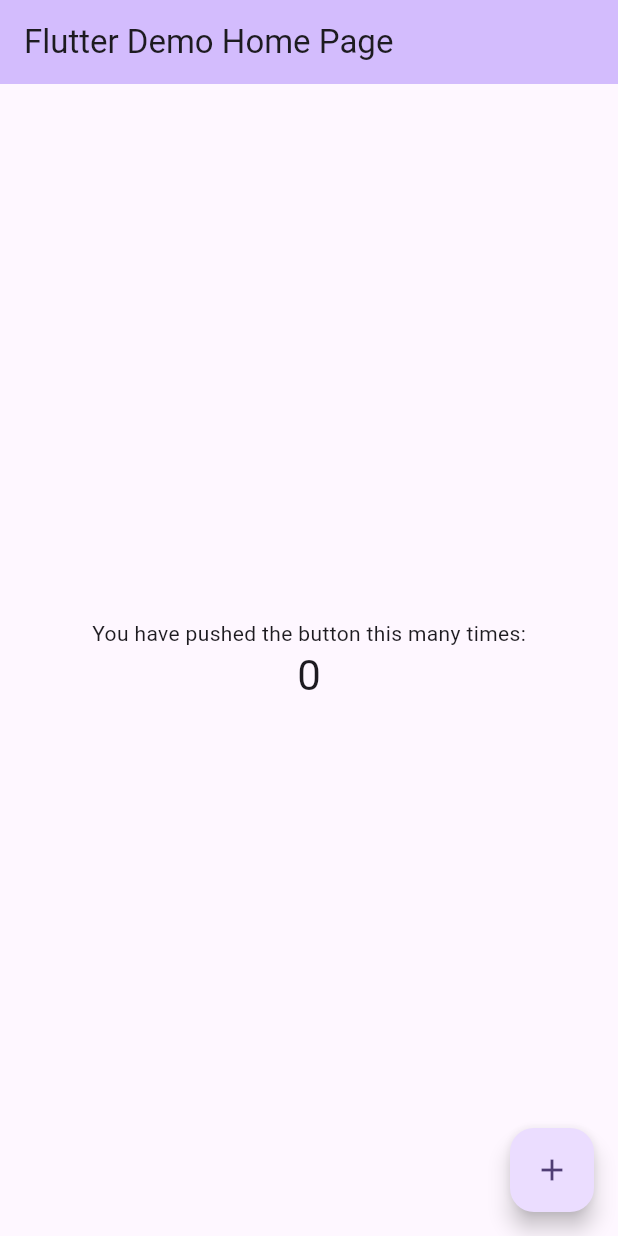
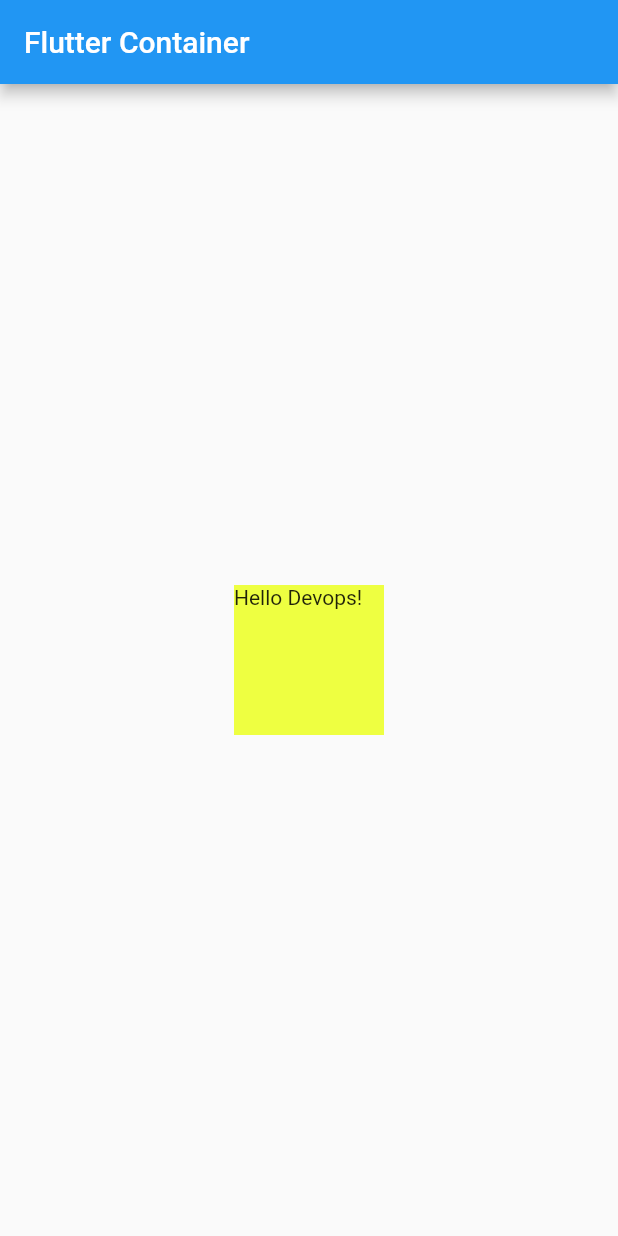
Before and after one commit to swarupcs/flutter_basics, a Flutter app: the screen it shows after launch, on a phone screen of 412 x 824 dp. Run offline on Flutter 3.47's test engine with Material 2 defaults, Android fonts, the phone set to English and light mode, and no system bars.

Commit message:
Container

```diff
--- a/lib/main.dart
+++ b/lib/main.dart
@@ -12,81 +12,45 @@ class MyApp extends StatelessWidget {
   Widget build(BuildContext context) {
     return MaterialApp(
       title: 'Flutter Demo',
+      debugShowCheckedModeBanner: false,
       theme: ThemeData(
-
-        colorScheme: ColorScheme.fromSeed(seedColor: Colors.deepPurple),
-        useMaterial3: true,
+        primarySwatch: Colors.blue,
       ),
-      home: const MyHomePage(title: 'Flutter Demo Home Page'),
+      home: const MyHomePage(),
     );
   }
 }
 
 class MyHomePage extends StatefulWidget {
-  const MyHomePage({super.key, required this.title});
+  const MyHomePage({Key? key}) : super(key: key);
 
-
-
-  final String title;
 
   @override
   State<MyHomePage> createState() => _MyHomePageState();
 }
 
 class _MyHomePageState extends State<MyHomePage> {
-  int _counter = 0;
 
-  void _incrementCounter() {
-    setState(() {
-      // This call to setState tells the Flutter framework that something has
-      // changed in this State, which causes it to rerun the build method below
-      // so that the display can reflect the updated values. If we changed
-      // _counter without calling setState(), then the build method would not be
-      // called again, and so nothing would appear to happen.
-      _counter++;
-    });
-  }
+
 
   @override
   Widget build(BuildContext context) {
-    // This method is rerun every time setState is called, for instance as done
-    // by the _incrementCounter method above.
-    //
-    // The Flutter framework has been optimized to make rerunning build methods
-    // fast, so that you can just rebuild anything that needs updating rather
-    // than having to individually change instances of widgets.
+
     return Scaffold(
       appBar: AppBar(
-        // TRY THIS: Try changing the color here to a specific color (to
-        // Colors.amber, perhaps?) and trigger a hot reload to see the AppBar
-        // change color while the other colors stay the same.
-        backgroundColor: Theme.of(context).colorScheme.inversePrimary,
-        // Here we take the value from the MyHomePage object that was created by
-        // the App.build method, and use it to set our appbar title.
-        title: Text(widget.title),
+
+        title: Text("Flutter Container"),
       ),
       body: Center(
-        // Center is a layout widget. It takes a single child and positions it
-        // in the middle of the parent.
-        child: Column(
+        child: Container(
+          width: 100,
+          height: 100,
+          color: Colors.limeAccent,
+          child: Text('Hello Devops!'),
+        ),
+      )
 
-          mainAxisAlignment: MainAxisAlignment.center,
-          children: <Widget>[
-            const Text(
-              'You have pushed the button this many times:',
-            ),
-            Text(
-              '$_counter',
-              style: Theme.of(context).textTheme.headlineMedium,
-            ),
-          ],
-        ),
-      ),
-      floatingActionButton: FloatingActionButton(
-        onPressed: _incrementCounter,
-        tooltip: 'Increment',
-        child: const Icon(Icons.add),
-      ), // This trailing comma makes auto-formatting nicer for build methods.
+
     );
   }
 }
```
